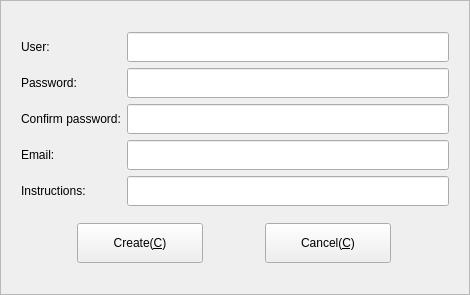
Above: Widgets/FrmRegister/FrmRegister.ui from KangLin/RabbitIm before the change. Below: the same form after it.
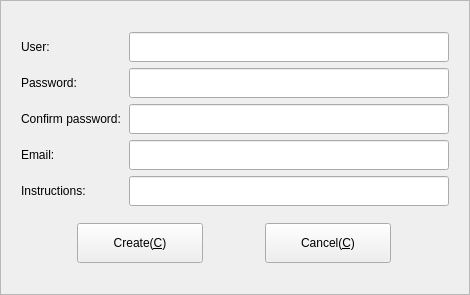
That is the form after the change. Icons and pictures are not drawn.

Patch:
```diff
--- a/Widgets/FrmRegister/FrmRegister.ui
+++ b/Widgets/FrmRegister/FrmRegister.ui
@@ -67,6 +67,12 @@
             <verstretch>0</verstretch>
            </sizepolicy>
           </property>
+          <property name="minimumSize">
+           <size>
+            <width>102</width>
+            <height>30</height>
+           </size>
+          </property>
           <property name="text">
            <string>User:</string>
           </property>
@@ -102,6 +108,12 @@
             <verstretch>0</verstretch>
            </sizepolicy>
           </property>
+          <property name="minimumSize">
+           <size>
+            <width>102</width>
+            <height>30</height>
+           </size>
+          </property>
           <property name="text">
            <string>Password:</string>
           </property>
@@ -131,6 +143,12 @@
             <verstretch>0</verstretch>
            </sizepolicy>
           </property>
+          <property name="minimumSize">
+           <size>
+            <width>102</width>
+            <height>30</height>
+           </size>
+          </property>
           <property name="text">
            <string>Confirm password:</string>
           </property>
@@ -160,6 +178,12 @@
             <verstretch>0</verstretch>
            </sizepolicy>
           </property>
+          <property name="minimumSize">
+           <size>
+            <width>102</width>
+            <height>30</height>
+           </size>
+          </property>
           <property name="text">
            <string>Email:</string>
           </property>
@@ -189,6 +213,12 @@
             <verstretch>0</verstretch>
            </sizepolicy>
           </property>
+          <property name="minimumSize">
+           <size>
+            <width>102</width>
+            <height>30</height>
+           </size>
+          </property>
           <property name="text">
            <string>Instructions:</string>
           </property>
```
